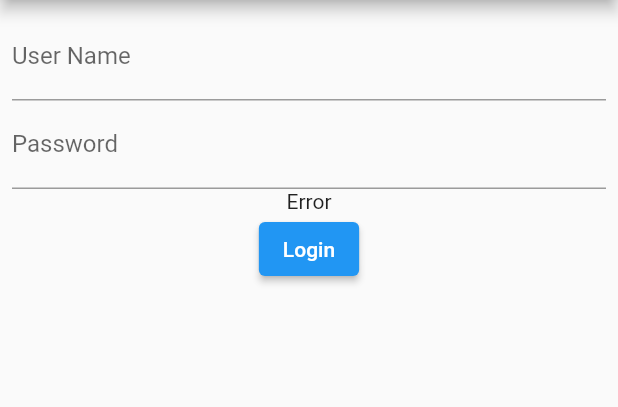
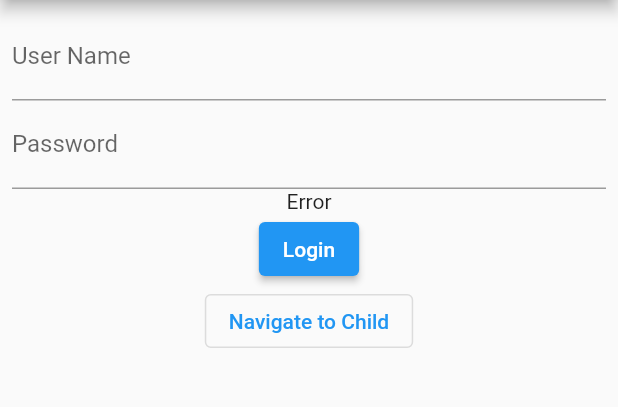
Before and after one commit to hiranlakshika/saegis_test, a Flutter app: the screen it shows after launch, after a tap on "Login", on a phone screen of 412 x 824 dp, the part 84-491 px from its top. Run offline on Flutter 3.47's test engine with Material 2 defaults, Android fonts, the phone set to English and light mode, and no system bars.

Commit message:
inherited widget version 1

```diff
--- /dev/null
+++ b/lib/inherited_info.dart
@@ -0,0 +1,16 @@
+import 'package:flutter/cupertino.dart';
+
+class Info extends InheritedWidget {
+  final int number;
+
+  const Info({Key? key, required this.number, required Widget child}) : super(key: key, child: child);
+
+  @override
+  bool updateShouldNotify(covariant Info oldWidget) {
+    return number != oldWidget.number;
+  }
+
+  static Info? of(BuildContext context){
+    return context.dependOnInheritedWidgetOfExactType<Info>();
+  }
+}
--- a/lib/main.dart
+++ b/lib/main.dart
@@ -1,4 +1,6 @@
 import 'package:flutter/material.dart';
+import 'package:saegis_test/child_1.dart';
+import 'package:saegis_test/inherited_info.dart';
 
 void main() {
   runApp(const MyApp());
@@ -10,12 +12,15 @@ class MyApp extends StatelessWidget {
   // This widget is the root of your application.
   @override
   Widget build(BuildContext context) {
-    return MaterialApp(
-      title: 'Flutter Demo',
-      theme: ThemeData(
-        primarySwatch: Colors.blue,
+    return Info(
+      number: 15,
+      child: MaterialApp(
+        title: 'Flutter Demo',
+        theme: ThemeData(
+          primarySwatch: Colors.blue,
+        ),
+        home: const MyHomePage(title: 'Flutter Demo Home Page'),
       ),
-      home: const MyHomePage(title: 'Flutter Demo Home Page'),
     );
   }
 }
@@ -70,7 +75,15 @@ class _MyHomePageState extends State<MyHomePage> {
                       }
                     });
                   },
-                  child: const Text('Login'))
+                  child: const Text('Login')),
+              OutlinedButton(
+                onPressed: () => Navigator.push(
+                    context,
+                    MaterialPageRoute(
+                      builder: (context) => const ChildOne(number: 10,),
+                    )),
+                child: const Text('Navigate to Child'),
+              )
             ],
           ),
         ),
```
Also changed, not shown: lib/child_1.dart (added, +33 -0 lines), lib/grand_child.dart (added, +25 -0 lines).
